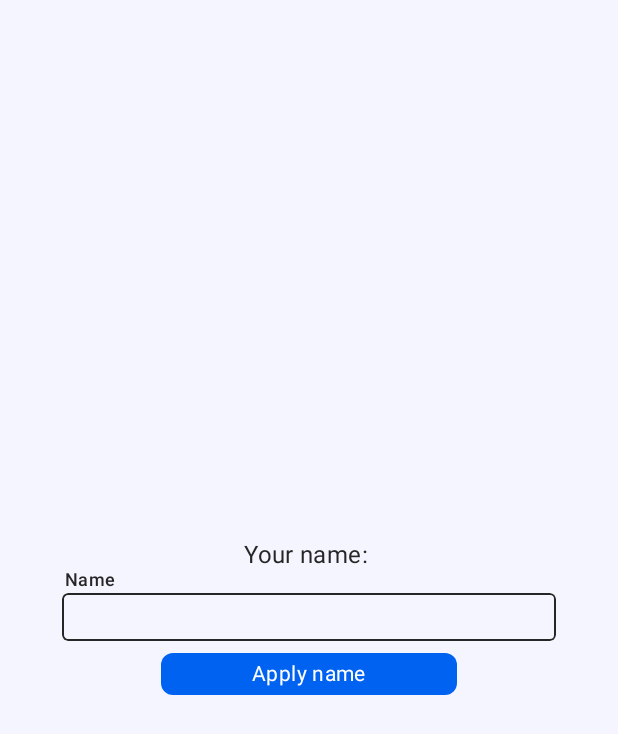
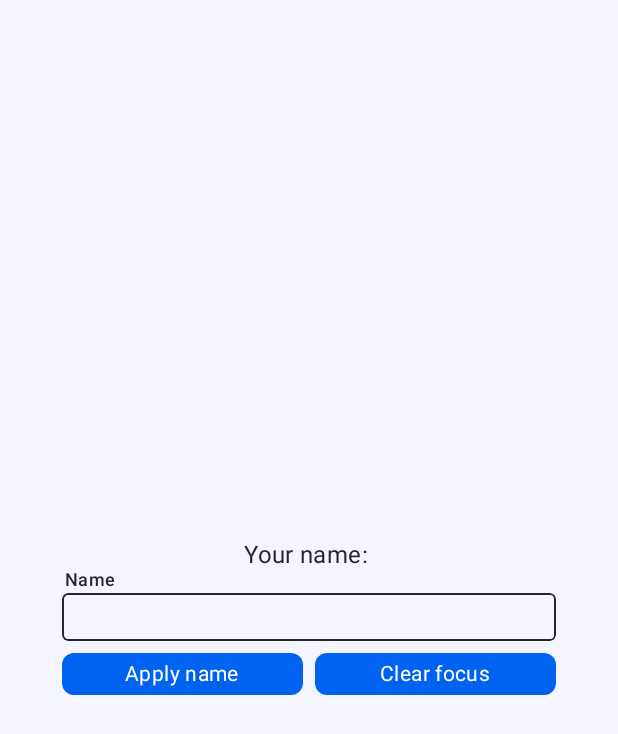
Before and after one commit to sal1r/MyUI, an Android app built with Jetpack Compose: the screen it shows after launch (MainActivity), on a phone screen of 412 x 824 dp. Shown: the top 734 px of the screen. Run offline under Robolectric (Android 15) with nearby library versions, the phone set to English and light mode, and no system bars.

Commit message:
feat: added "Clear focus" button to preview

```diff
--- a/app/src/main/kotlin/com/salir/notic/MyPreview.kt
+++ b/app/src/main/kotlin/com/salir/notic/MyPreview.kt
@@ -3,9 +3,12 @@ package com.salir.notic
 import androidx.compose.foundation.background
 import androidx.compose.foundation.layout.Box
 import androidx.compose.foundation.layout.Column
+import androidx.compose.foundation.layout.Row
+import androidx.compose.foundation.layout.Spacer
 import androidx.compose.foundation.layout.fillMaxSize
 import androidx.compose.foundation.layout.fillMaxWidth
 import androidx.compose.foundation.layout.padding
+import androidx.compose.foundation.layout.width
 import androidx.compose.runtime.Composable
 import androidx.compose.runtime.getValue
 import androidx.compose.runtime.mutableStateOf
@@ -13,6 +16,7 @@ import androidx.compose.runtime.remember
 import androidx.compose.runtime.setValue
 import androidx.compose.ui.Alignment
 import androidx.compose.ui.Modifier
+import androidx.compose.ui.platform.LocalFocusManager
 import androidx.compose.ui.tooling.preview.Preview
 import androidx.compose.ui.unit.dp
 import com.salir.myui.components.Button
@@ -23,6 +27,8 @@ import com.salir.myui.theme.Theme
 
 @Composable
 fun MyPreview() {
+    val focusManager = LocalFocusManager.current
+
     var name by remember { mutableStateOf("") }
     var applyedName by remember { mutableStateOf("") }
 
@@ -42,10 +48,11 @@ fun MyPreview() {
             modifier = Modifier.fillMaxWidth()
         )
 
+        Row(
+            modifier = Modifier.padding(top = 8.dp)
+        ) {
             Button(
-            modifier = Modifier
-                .padding(top = 8.dp)
-                .fillMaxWidth(0.6f),
+                modifier = Modifier.weight(1f),
                 onClick = {
                     applyedName = name
                 }
@@ -53,6 +60,20 @@ fun MyPreview() {
                 Text(
                     text = "Apply name"
                 )
+            }
+
+            Spacer(modifier = Modifier.width(8.dp))
+
+            Button(
+                modifier = Modifier.weight(1f),
+                onClick = {
+                    focusManager.clearFocus()
+                }
+            ) {
+                Text(
+                    text = "Clear focus"
+                )
+            }
         }
     }
 }
```
Lines whose indentation alone changed are shown as unchanged.
